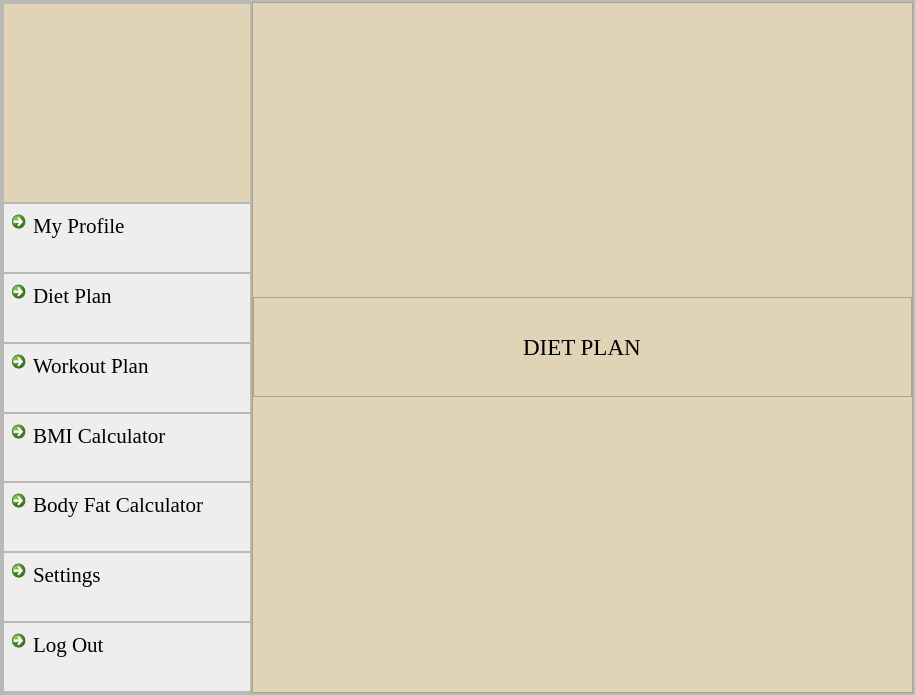
skidgefries/rightmeal, file dietplan.ui: the form before one commit.
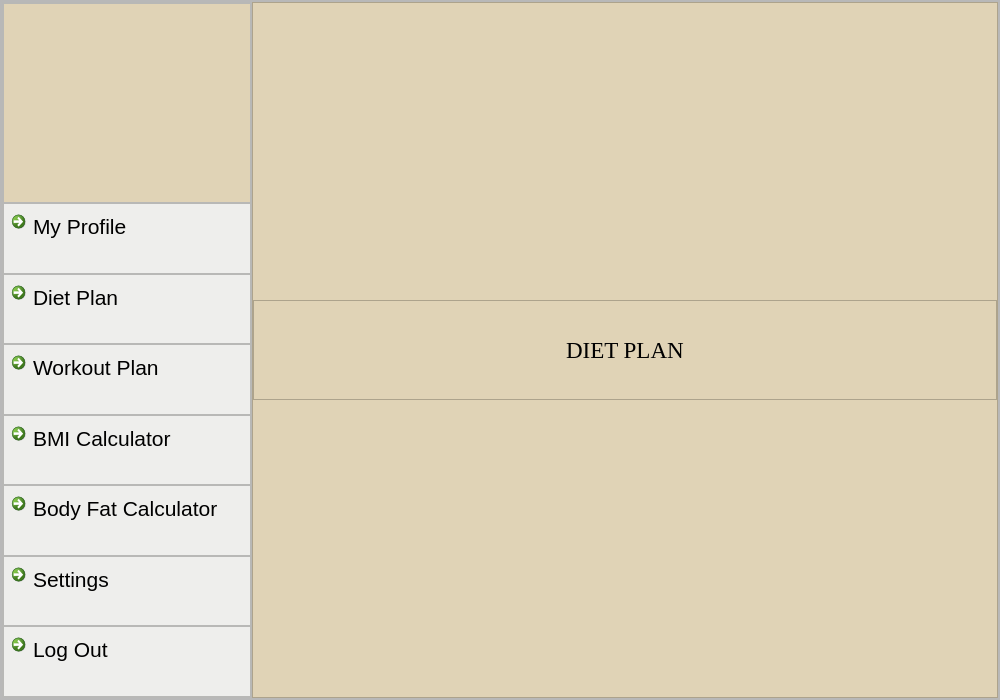
The form after the commit. Icons and pictures are not drawn.

```diff
--- a/dietplan.ui
+++ b/dietplan.ui
@@ -6,8 +6,8 @@
    <rect>
     <x>0</x>
     <y>0</y>
-    <width>915</width>
-    <height>695</height>
+    <width>1000</width>
+    <height>700</height>
    </rect>
   </property>
   <property name="windowTitle">
@@ -206,7 +206,7 @@
                 <widget class="QCommandLinkButton" name="commandLinkButton_6">
                  <property name="font">
                   <font>
-                   <family>Times New Roman</family>
+                   <family>Segoe UI</family>
                    <pointsize>16</pointsize>
                    <bold>false</bold>
                   </font>
@@ -247,7 +247,7 @@
                 <widget class="QCommandLinkButton" name="commandLinkButton_21">
                  <property name="font">
                   <font>
-                   <family>Times New Roman</family>
+                   <family>Segoe UI</family>
                    <pointsize>16</pointsize>
                    <bold>false</bold>
                   </font>
@@ -288,7 +288,7 @@
                 <widget class="QCommandLinkButton" name="commandLinkButton_22">
                  <property name="font">
                   <font>
-                   <family>Times New Roman</family>
+                   <family>Segoe UI</family>
                    <pointsize>16</pointsize>
                    <bold>false</bold>
                   </font>
@@ -329,7 +329,7 @@
                 <widget class="QCommandLinkButton" name="commandLinkButton_23">
                  <property name="font">
                   <font>
-                   <family>Times New Roman</family>
+                   <family>Segoe UI</family>
                    <pointsize>16</pointsize>
                    <bold>false</bold>
                   </font>
@@ -370,7 +370,7 @@
                 <widget class="QCommandLinkButton" name="commandLinkButton_24">
                  <property name="font">
                   <font>
-                   <family>Times New Roman</family>
+                   <family>Segoe UI</family>
                    <pointsize>16</pointsize>
                    <bold>false</bold>
                   </font>
@@ -411,7 +411,7 @@
                 <widget class="QCommandLinkButton" name="commandLinkButton_25">
                  <property name="font">
                   <font>
-                   <family>Times New Roman</family>
+                   <family>Segoe UI</family>
                    <pointsize>16</pointsize>
                    <bold>false</bold>
                   </font>
@@ -452,7 +452,7 @@
                 <widget class="QCommandLinkButton" name="commandLinkButton_26">
                  <property name="font">
                   <font>
-                   <family>Times New Roman</family>
+                   <family>Segoe UI</family>
                    <pointsize>16</pointsize>
                    <bold>false</bold>
                   </font>
```
